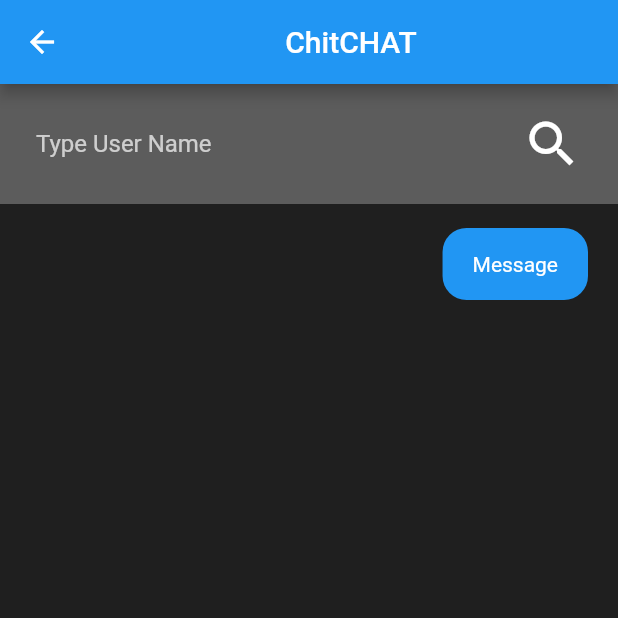
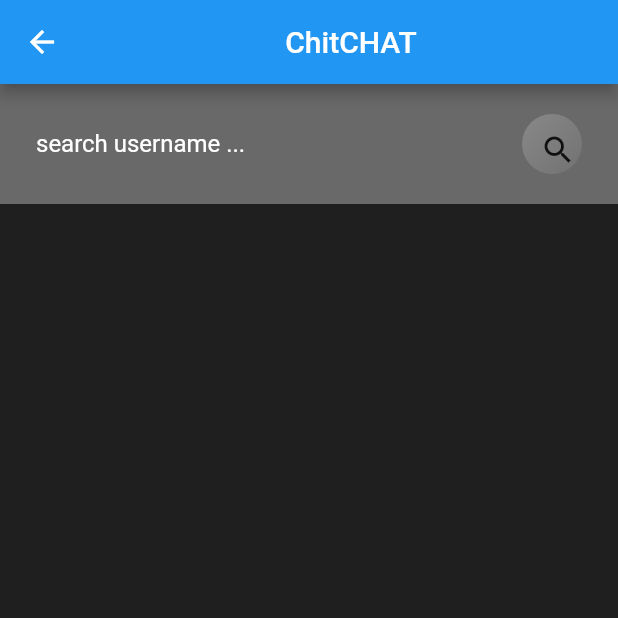
Before and after one commit to robinGiri/ChitCHAT_Flutter, a Flutter app: the Search screen opened directly, after a tap on the "search" icon, on a phone screen of 412 x 824 dp, the top half of it. Run offline on Flutter 3.47's test engine with Material 2 defaults, Android fonts, the phone set to English and light mode, and no system bars; our stand-ins replace cloud_firestore, firebase_auth, shared_preferences; accounts and stored records are empty.

Commit message:
search finalized

```diff
--- a/lib/helper/constants.dart
+++ b/lib/helper/constants.dart
@@ -1,3 +1,3 @@
 class Constants {
-  static String myHelper;
+  static String myName = "";
 }
--- a/lib/main.dart
+++ b/lib/main.dart
@@ -1,12 +1,35 @@
 import 'package:chatApp/helper/auth.dart';
+import 'package:chatApp/helper/helperFunction.dart';
+import 'package:chatApp/views/chatRoom.dart';
 import 'package:flutter/material.dart';
 
 void main() {
   runApp(MyApp());
 }
 
-class MyApp extends StatelessWidget {
+class MyApp extends StatefulWidget {
   // This widget is the root of your application.
+  @override
+  _MyAppState createState() => _MyAppState();
+}
+
+class _MyAppState extends State<MyApp> {
+  bool userIsLoggedIn;
+
+  @override
+  void initState() {
+    getLoggedInState();
+    super.initState();
+  }
+
+  getLoggedInState() async {
+    await HelperFunction.getLoggedInUser().then((value) {
+      setState(() {
+        userIsLoggedIn = value;
+      });
+    });
+  }
+
   @override
   Widget build(BuildContext context) {
     return MaterialApp(
@@ -15,7 +38,13 @@ class MyApp extends StatelessWidget {
         primarySwatch: Colors.blue,
         visualDensity: VisualDensity.adaptivePlatformDensity,
       ),
-      home: AuthChecker(),
+      home: userIsLoggedIn != null
+          ? userIsLoggedIn ? ChatRoom() : AuthChecker()
+          : Container(
+              child: Center(
+                child: AuthChecker(),
+              ),
+            ),
     );
   }
 }
--- a/lib/views/chatRoom.dart
+++ b/lib/views/chatRoom.dart
@@ -20,7 +20,7 @@ class _ChatRoomState extends State<ChatRoom> {
   }
 
   getUserInfo() async {
-    Constants.myHelper = await HelperFunction.getUserName();
+    Constants.myName = await HelperFunction.getUserName();
   }
 
   @override
--- a/lib/views/search.dart
+++ b/lib/views/search.dart
@@ -1,5 +1,6 @@
+import 'package:chatApp/helper/constants.dart';
 import 'package:chatApp/modal/database.dart';
-// import 'package:chatApp/views/signup.dart';
+import 'package:chatApp/views/chat.dart';
 import 'package:chatApp/widget/widget.dart';
 import 'package:cloud_firestore/cloud_firestore.dart';
 import 'package:flutter/material.dart';
@@ -10,36 +11,112 @@ class Search extends StatefulWidget {
 }
 
 class _SearchState extends State<Search> {
-  Database database = new Database();
-  TextEditingController searchTEC = new TextEditingController();
-  QuerySnapshot searchSnapshot;
+  Database databaseMethods = new Database();
+  TextEditingController searchEditingController = new TextEditingController();
+  QuerySnapshot searchResultSnapshot;
 
-  searchFunction() {
-    database.getUserByUserName(searchTEC.text).then((val) {
+  bool isLoading = false;
+  bool haveUserSearched = false;
+
+  initiateSearch() async {
+    if (searchEditingController.text.isNotEmpty) {
       setState(() {
-        searchSnapshot = val;
+        isLoading = true;
+      });
+      await databaseMethods
+          .getUserByUserName(searchEditingController.text)
+          .then((snapshot) {
+        searchResultSnapshot = snapshot;
+        print("$searchResultSnapshot");
+        setState(() {
+          isLoading = false;
+          haveUserSearched = true;
         });
       });
     }
+  }
 
-  //   createChatRoomAndNavigation(String userName) {
-
-  //     List<String> chatRoomMap = [userName, ]
-  //   database.createChatRoom(chatRoomMap);
-  // }
-
-  Widget searchList() {
-    return searchSnapshot != null
+  Widget userList() {
+    return haveUserSearched
         ? ListView.builder(
-            itemCount: searchSnapshot.documents.length,
             shrinkWrap: true,
+            itemCount: searchResultSnapshot.documents.length,
             itemBuilder: (context, index) {
-              return SearchTiles(
-                userEmail: searchSnapshot.documents[index].data["name"],
-                userName: searchSnapshot.documents[index].data["email"],
+              return userTile(
+                searchResultSnapshot.documents[index].data["userName"],
+                searchResultSnapshot.documents[index].data["userEmail"],
               );
             })
         : Container();
+  }
+
+  /// 1.create a chatroom, send user to the chatroom, other userdetails
+  sendMessage(String userName) {
+    List<String> users = [Constants.myName, userName];
+
+    String chatRoomId = getChatRoomId(Constants.myName, userName);
+
+    Map<String, dynamic> chatRoom = {
+      "users": users,
+      "chatRoomId": chatRoomId,
+    };
+
+    databaseMethods.addChatRoom(chatRoom, chatRoomId);
+
+    Navigator.push(
+      context,
+      MaterialPageRoute(
+        builder: (context) => Chat(
+          chatRoomId: chatRoomId,
+        ),
+      ),
+    );
+  }
+
+  Widget userTile(String userName, String userEmail) {
+    return Container(
+      padding: EdgeInsets.symmetric(horizontal: 24, vertical: 16),
+      child: Row(
+        children: [
+          Column(
+            crossAxisAlignment: CrossAxisAlignment.start,
+            children: [
+              Text(
+                userName,
+                style: TextStyle(color: Colors.white, fontSize: 16),
+              ),
+              Text(
+                userEmail,
+                style: TextStyle(color: Colors.white, fontSize: 16),
+              )
+            ],
+          ),
+          Spacer(),
+          GestureDetector(
+            onTap: () {
+              sendMessage(userName);
+            },
+            child: Container(
+              padding: EdgeInsets.symmetric(horizontal: 12, vertical: 8),
+              decoration: BoxDecoration(
+                  color: Colors.blue, borderRadius: BorderRadius.circular(24)),
+              child: Text(
+                "Message",
+                style: TextStyle(color: Colors.white, fontSize: 16),
+              ),
+            ),
+          )
+        ],
+      ),
+    );
+  }
+
+  getChatRoomId(String a, String b) {
+    if (a.substring(0, 1).codeUnitAt(0) > b.substring(0, 1).codeUnitAt(0)) {
+      return "$b\_$a";
+    } else {
+      return "$a\_$b";
+    }
   }
 
   @override
@@ -51,83 +128,60 @@ class _SearchState extends State<Search> {
   Widget build(BuildContext context) {
     return Scaffold(
       appBar: appBarMain(context),
-      body: Container(
+      body: isLoading
+          ? Container(
+              child: Center(
+                child: CircularProgressIndicator(),
+              ),
+            )
+          : Container(
               child: Column(
                 children: [
                   Container(
                     padding: EdgeInsets.symmetric(horizontal: 24, vertical: 16),
-              color: Color(0x45ffffff),
+                    color: Color(0x54FFFFFF),
                     child: Row(
                       children: [
                         Expanded(
                           child: TextField(
-                      controller: searchTEC,
-                      style: TextStyle(color: Colors.white),
+                            controller: searchEditingController,
+                            style: simpleTextStyle(),
                             decoration: InputDecoration(
-                        hintText: 'Type User Name',
-                        hintStyle: TextStyle(color: Colors.white70),
-                        border: InputBorder.none,
+                                hintText: "search username ...",
+                                hintStyle: TextStyle(
+                                  color: Colors.white,
+                                  fontSize: 16,
                                 ),
+                                border: InputBorder.none),
                           ),
                         ),
                         GestureDetector(
                           onTap: () {
-                      searchFunction();
+                            initiateSearch();
                           },
-                    child: Icon(Icons.search, size: 40.0, color: Colors.white),
+                          child: Container(
+                            height: 40,
+                            width: 40,
+                            decoration: BoxDecoration(
+                                gradient: LinearGradient(
+                                    colors: [
+                                      const Color(0x36FFFFFF),
+                                      const Color(0x0FFFFFFF)
+                                    ],
+                                    begin: FractionalOffset.topLeft,
+                                    end: FractionalOffset.bottomRight),
+                                borderRadius: BorderRadius.circular(40)),
+                            padding: EdgeInsets.all(12),
+                            child: Icon(Icons.search),
+                          ),
                         )
                       ],
                     ),
                   ),
-            searchList(),
+                  userList()
                 ],
               ),
             ),
     );
   }
 }
-
-class SearchTiles extends StatelessWidget {
-  final String userName;
-  final String userEmail;
-  SearchTiles({this.userEmail, this.userName});
-
-  @override
-  Widget build(BuildContext context) {
-    return Container(
-      padding: EdgeInsets.symmetric(horizontal: 20, vertical: 16),
-      child: Row(
-        children: [
-          Column(
-            crossAxisAlignment: CrossAxisAlignment.start,
-            children: [
-              Text(
-                userName,
-                style: simpleTextStyle(),
-              ),
-              Text(
-                userEmail,
-                style: simpleTextStyle(),
-              )
-            ],
-          ),
-          Spacer(),
-          GestureDetector(
-            onTap: () {},
-            child: Container(
-              decoration: BoxDecoration(
-                color: Colors.blue,
-                borderRadius: BorderRadius.circular(16),
-              ),
-              padding: EdgeInsets.symmetric(horizontal: 20, vertical: 16),
-              child: Text(
-                "Message",
-                style: simpleTextStyle(),
-              ),
-            ),
-          )
-        ],
-      ),
-    );
-  }
-}
```
Also changed, not shown: lib/modal/database.dart (+22 -2 lines), lib/views/chat.dart (added, +170 -0 lines), lib/views/forgetPassword.dart (+13 -0 lines), lib/views/conversations.dart (deleted). Lines whose indentation alone changed are shown as unchanged.
